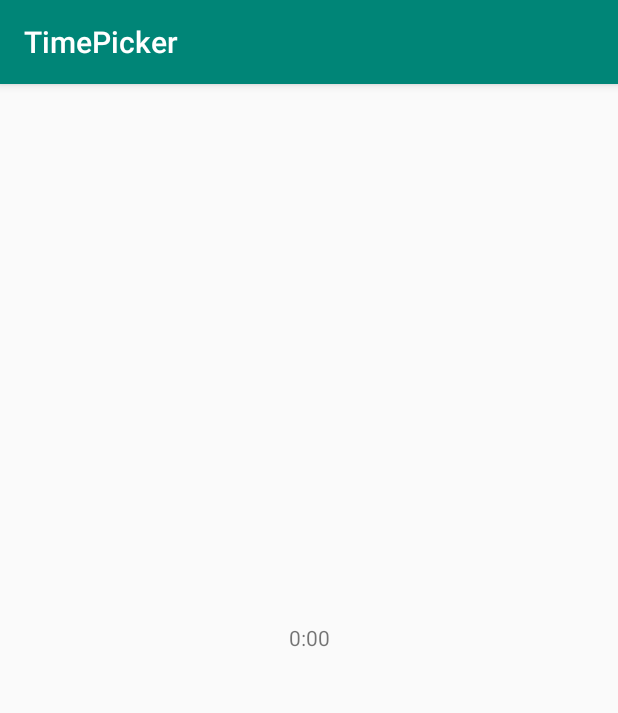
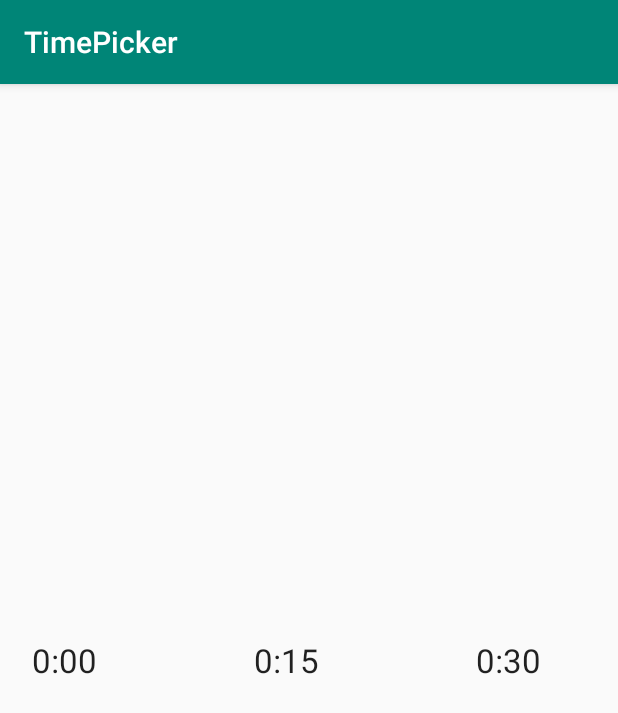
Before and after one commit to TalhaTZA/Recycler-View-Time-Picker, an Android app: the screen it shows after launch (MainActivity), on a phone screen of 412 x 824 dp. Shown: the top 713 px of the screen. Run offline under Robolectric (Android 15) with nearby library versions, the phone set to English and light mode, and no system bars; our stand-ins replace data binding.

Commit message:
ADD three items in recycler view and UI fixes

```diff
--- a/app/src/main/java/com/example/timepicker/MainActivity.kt
+++ b/app/src/main/java/com/example/timepicker/MainActivity.kt
@@ -2,6 +2,7 @@ package com.example.timepicker
 
 import androidx.appcompat.app.AppCompatActivity
 import android.os.Bundle
+import android.util.DisplayMetrics
 import androidx.databinding.DataBindingUtil
 import com.example.timepicker.adapter.TimePickerAdapter
 import com.example.timepicker.databinding.ActivityMainBinding
@@ -36,7 +37,10 @@ class MainActivity : AppCompatActivity() {
 
     private fun callAdapters() {
 
-        mAdapter = TimePickerAdapter(arrayListOf())
+        val display = DisplayMetrics()
+        windowManager.defaultDisplay.getMetrics(display)
+        mAdapter = TimePickerAdapter(arrayListOf(),display)
+
     }
 
 
--- a/app/src/main/java/com/example/timepicker/adapter/TimePickerAdapter.kt
+++ b/app/src/main/java/com/example/timepicker/adapter/TimePickerAdapter.kt
@@ -1,14 +1,18 @@
 package com.example.timepicker.adapter
 
+import android.util.DisplayMetrics
+import android.util.Log
 import android.view.LayoutInflater
 import android.view.ViewGroup
 import androidx.recyclerview.widget.RecyclerView
-import com.example.timepicker.R
 import com.example.timepicker.databinding.RecyclerItemViewTimePickerBinding
 import kotlinx.coroutines.*
 
 
-class TimePickerAdapter(val list: ArrayList<String>) : RecyclerView.Adapter<ViewHolder>() {
+class TimePickerAdapter(
+    val list: ArrayList<String>,
+    val display: DisplayMetrics
+) : RecyclerView.Adapter<ViewHolder>() {
 
 
     val job = Job()
@@ -39,12 +43,13 @@ class TimePickerAdapter(val list: ArrayList<String>) : RecyclerView.Adapter<View
 
     override fun onCreateViewHolder(parent: ViewGroup, viewType: Int): ViewHolder {
         return ViewHolder.from(parent)
+
     }
 
     override fun getItemCount(): Int = list.size
 
     override fun onBindViewHolder(holder: ViewHolder, position: Int) {
-        holder.bind(list[position])
+        holder.bind(list[position],display)
     }
 }
 
@@ -68,7 +73,9 @@ class ViewHolder private constructor(private val itemViewBinding: RecyclerItemVi
 
     }
 
-    fun bind(s: String) {
+    fun bind(s: String,display: DisplayMetrics) {
+        itemViewBinding.txtViewTime.layoutParams.width = (display.widthPixels / 3)
+        Log.e("check","${display.widthPixels}")
         itemViewBinding.time = s
         itemViewBinding.executePendingBindings()
     }
--- a/app/src/main/res/layout/activity_main.xml
+++ b/app/src/main/res/layout/activity_main.xml
@@ -16,7 +16,7 @@
         <androidx.recyclerview.widget.RecyclerView
             android:id="@+id/recycler_view_time_picker"
             android:layout_width="match_parent"
-            android:layout_height="50dp"
+            android:layout_height="wrap_content"
             android:layout_marginStart="16dp"
             android:layout_marginLeft="16dp"
             android:layout_marginEnd="16dp"
--- a/app/src/main/res/layout/recycler_item_view_time_picker.xml
+++ b/app/src/main/res/layout/recycler_item_view_time_picker.xml
@@ -15,10 +15,12 @@
 
 
     <TextView
+        android:layout_margin="5dp"
         android:id="@+id/txtViewTime"
         tools:text="8:00"
         android:text="@{time}"
-        android:gravity="center"
+        android:textAppearance="?android:textAppearanceLarge"
+        android:gravity="start"
         android:layout_width="match_parent"
         android:layout_height="wrap_content" />
 
```
